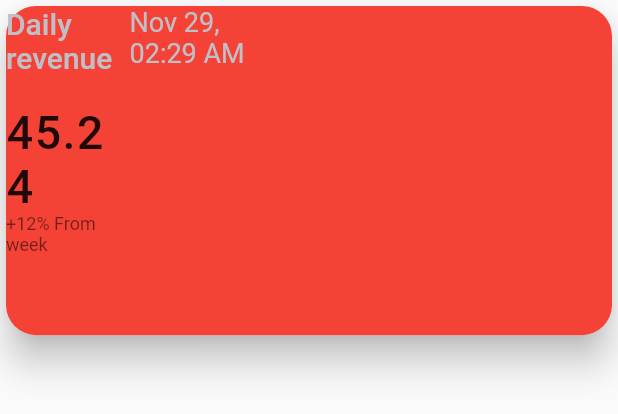
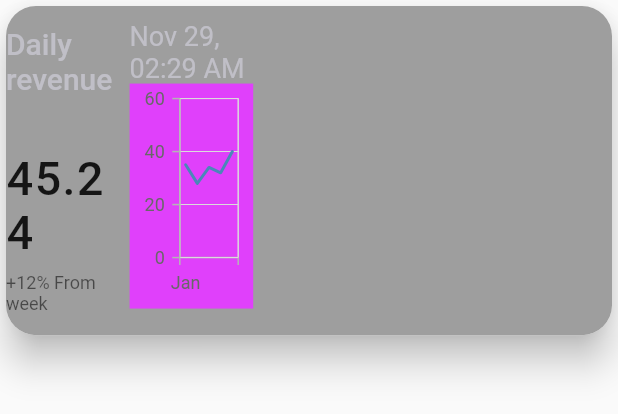
Before and after one commit to Mernamohamed44/steps, a Flutter app: the AnalysisBox widget shown alone on an empty page, opened directly, on a phone screen of 412 x 824 dp. Shown: the top 414 px of the screen. Run offline on Flutter 3.47's test engine with Material 2 defaults, Android fonts, the phone set to English and light mode, and no system bars; our stand-ins replace cloud_firestore, firebase_auth, firebase_core, flutter_bloc, flutter_switch, fluttertoast and 2 more; accounts and stored records are empty; network calls fail.

Commit message:
resolving coflicts

```diff
--- a/lib/modules/analytics/widgets/analysis_box.dart
+++ b/lib/modules/analytics/widgets/analysis_box.dart
@@ -1,4 +1,5 @@
 import 'package:flutter/material.dart';
+import 'package:syncfusion_flutter_charts/charts.dart';
 
 import '../../../style/costraints.dart';
 import '../../../style/text_style.dart';
@@ -16,16 +17,19 @@ class AnalysisBox extends StatelessWidget {
         height: MediaQueryHelper.sizeFromHeight(context, 3.5),
         //  width: MediaQueryHelper.sizeFromWidth(context, 3),
         decoration: BoxDecoration(
-            color: Colors.red, borderRadius: BorderRadius.circular(20)),
+            color: Colors.grey, borderRadius: BorderRadius.circular(20)),
 
         child: Row(
           children: [
             SizedBox(
               width: MediaQueryHelper.sizeFromWidth(context, 5),
+              height: 200,
               child: Column(
-                crossAxisAlignment: CrossAxisAlignment.start,
+                //crossAxisAlignment: CrossAxisAlignment.start,
+                mainAxisAlignment: MainAxisAlignment.spaceAround,
                 children: [
-                  const Text('Daily revenue', style: AppTextStyles.analysis_titles),
+                  const Text('Daily revenue',
+                      style: AppTextStyles.analysis_titles),
                   const SizedBox(
                     height: 20,
                   ),
@@ -37,11 +41,36 @@ class AnalysisBox extends StatelessWidget {
             ),
             SizedBox(
               width: MediaQueryHelper.sizeFromWidth(context, 5),
+              height: 200,
               child: Column(
                 crossAxisAlignment: CrossAxisAlignment.end,
                 children: [
-                  Text("Nov 29, 02:29 AM",style: AppTextStyles.date,),
-               //   chartToRun()
+                  Text(
+                    "Nov 29, 02:29 AM",
+                    style: AppTextStyles.date,
+                  ),
+                  SizedBox(
+                      height: 150,
+                      child: SfCartesianChart(
+                          backgroundColor: Colors.purpleAccent,
+                          primaryXAxis: CategoryAxis(),
+
+                          series: <LineSeries<SalesData, String>>[
+                            LineSeries<SalesData, String>(
+                                // Bind data source
+                                dataSource: <SalesData>[
+                                  SalesData('Jan', 35),
+                                  SalesData('Feb', 28),
+                                  SalesData('Mar', 34),
+                                  SalesData('Apr', 32),
+                                  SalesData('May', 40)
+                                ],
+                                xValueMapper: (SalesData sales, _) =>
+                                    sales.year,
+                                yValueMapper: (SalesData sales, _) =>
+                                    sales.sales)
+                          ]))
+                  //   chartToRun()
                 ],
               ),
             )
@@ -51,3 +80,10 @@ class AnalysisBox extends StatelessWidget {
     );
   }
 }
+
+class SalesData {
+  SalesData(this.year, this.sales);
+
+  final String year;
+  final double sales;
+}
```
Also changed, not shown: lib/layout/app_layout.dart (+16 -12 lines), pubspec.lock.
